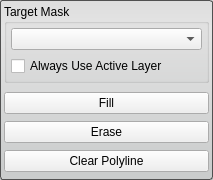
Qt form Interface/ToolInterface/PolylineToolInterface.ui (jessdtate/Seg3D) before a commit.
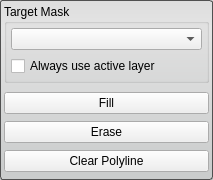
The same form after that commit. Custom widgets are drawn as their Qt base class.

Commit message: fixed Threshold Tool: Move "Create Threshold Layer" button to b... fixed Tools/Filters: Inconsistent capitalization for groupboxes fixed Tools/Filters: Inconsistent capitalization for checkboxes

Diff of the .ui file:
```diff
--- a/Interface/ToolInterface/PolylineToolInterface.ui
+++ b/Interface/ToolInterface/PolylineToolInterface.ui
@@ -82,7 +82,7 @@
          <item>
           <widget class="QCheckBox" name="use_active_layer_">
            <property name="text">
-            <string>Always Use Active Layer</string>
+            <string>Always use active layer</string>
            </property>
           </widget>
          </item>
```
The commit also changes 52 other files.
